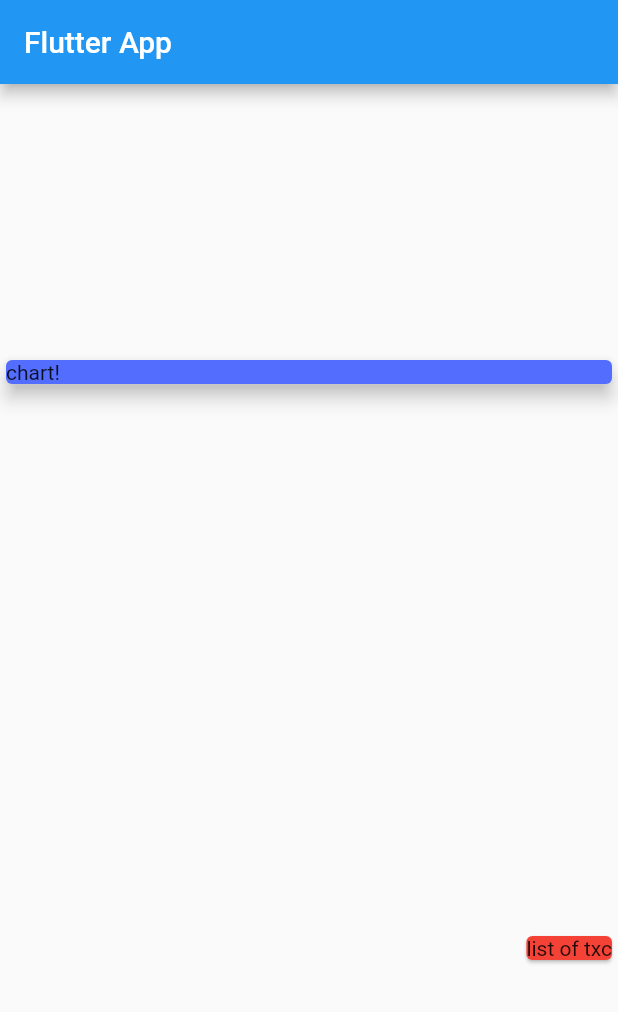
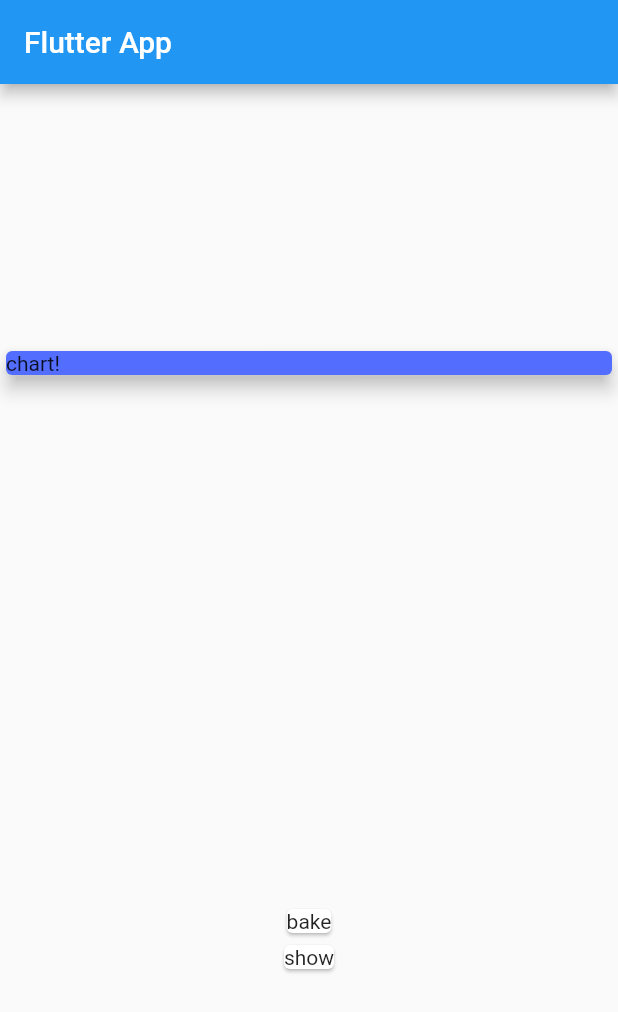
Before and after one commit to shafinr23/expense-app, a Flutter app: the screen it shows after launch, on a phone screen of 412 x 824 dp. Shown: the top 1012 px of the screen. Run offline on Flutter 3.47's test engine with Material 2 defaults, Android fonts, the phone set to English and light mode, and no system bars.

Commit message:
maping data from transaction

```diff
--- a/lib/main.dart
+++ b/lib/main.dart
@@ -28,7 +28,6 @@ class MyHomePage extends StatelessWidget {
       amount: 10.30,
       date: DateTime.now(),
     ),
-
   ];
 
   @override
@@ -39,7 +38,7 @@ class MyHomePage extends StatelessWidget {
       ),
       body: Column(
         mainAxisAlignment: MainAxisAlignment.spaceAround,
-        crossAxisAlignment: CrossAxisAlignment.end,
+        crossAxisAlignment: CrossAxisAlignment.center,
         children: <Widget>[
           Container(
             width: double.infinity,
@@ -49,9 +48,12 @@ class MyHomePage extends StatelessWidget {
               color: Colors.indigoAccent,
             ),
           ),
-          Card(
-            color: Colors.red,
-            child: Text('list of txc'),
+          Column(
+            children: transaction.map((tx) {
+              return Card(
+                child: Text(tx.title),
+              );
+            }).toList(),
           )
         ],
       ),
```
